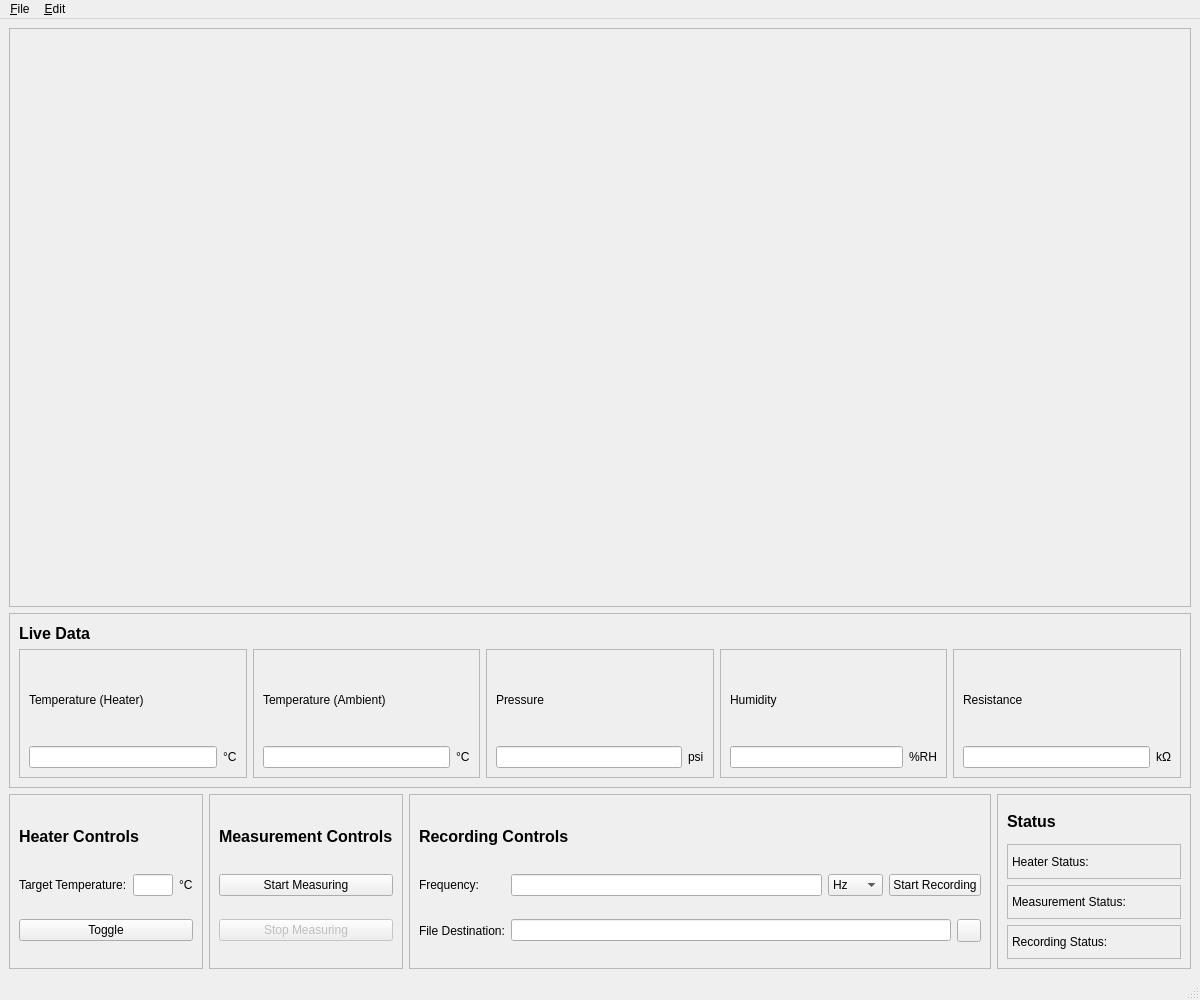
This is ui/main_gui.ui in CydiaBoss/gas-chamber-ctrl as Qt 5 draws it before an edit. The edited form follows.
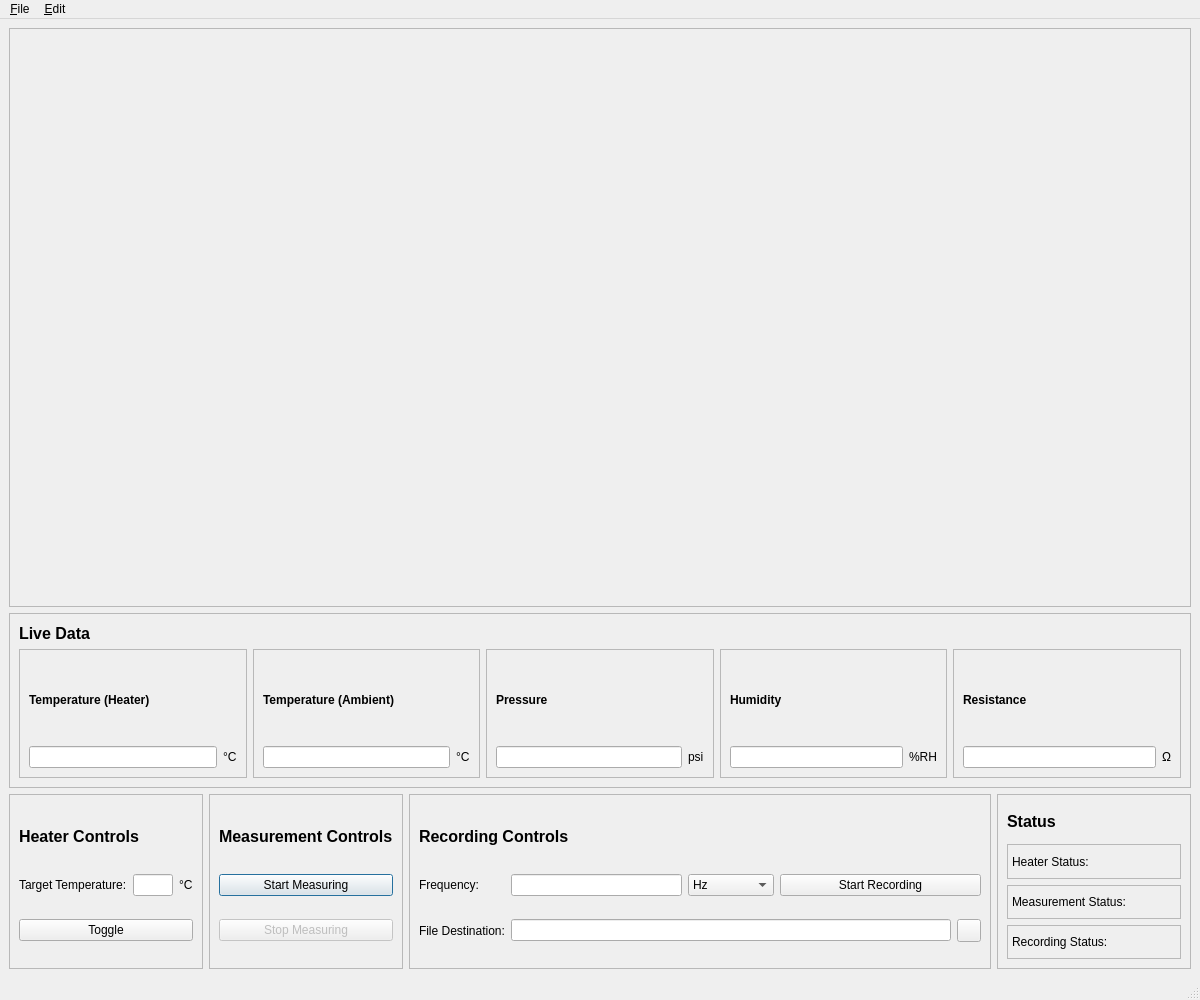
This is the edited form. Icons and pictures are not drawn. Custom widgets are drawn as their Qt base class.

Patch:
```diff
--- a/ui/main_gui.ui
+++ b/ui/main_gui.ui
@@ -39,7 +39,7 @@
       <property name="frameShadow">
        <enum>QFrame::Sunken</enum>
       </property>
-      <layout class="QGridLayout" name="gridLayout_9">
+      <layout class="QGridLayout" name="gridLayout_9" columnstretch="0,2,1,2,0">
        <item row="0" column="0" colspan="5">
         <widget class="QLabel" name="label_14">
          <property name="maximumSize">
@@ -171,6 +171,19 @@
          <property name="text">
           <string>Start Measuring</string>
          </property>
+         <property name="icon">
+          <iconset resource="main.qrc">
+           <normaloff>:/icon/start.png</normaloff>:/icon/start.png</iconset>
+         </property>
+         <property name="iconSize">
+          <size>
+           <width>12</width>
+           <height>12</height>
+          </size>
+         </property>
+         <property name="default">
+          <bool>true</bool>
+         </property>
         </widget>
        </item>
        <item row="2" column="0" colspan="2">
@@ -452,6 +465,12 @@
          <layout class="QGridLayout" name="gridLayout">
           <item row="0" column="0" colspan="2">
            <widget class="QLabel" name="label">
+            <property name="font">
+             <font>
+              <weight>75</weight>
+              <bold>true</bold>
+             </font>
+            </property>
             <property name="text">
              <string>Temperature (Heater)</string>
             </property>
@@ -484,6 +503,12 @@
          <layout class="QGridLayout" name="gridLayout_2">
           <item row="0" column="0" colspan="2">
            <widget class="QLabel" name="label_2">
+            <property name="font">
+             <font>
+              <weight>75</weight>
+              <bold>true</bold>
+             </font>
+            </property>
             <property name="text">
              <string>Temperature (Ambient)</string>
             </property>
@@ -526,6 +551,12 @@
           </item>
           <item row="0" column="0" colspan="2">
            <widget class="QLabel" name="label_3">
+            <property name="font">
+             <font>
+              <weight>75</weight>
+              <bold>true</bold>
+             </font>
+            </property>
             <property name="text">
              <string>Pressure</string>
             </property>
@@ -558,6 +589,12 @@
           </item>
           <item row="0" column="0" colspan="2">
            <widget class="QLabel" name="label_4">
+            <property name="font">
+             <font>
+              <weight>75</weight>
+              <bold>true</bold>
+             </font>
+            </property>
             <property name="text">
              <string>Humidity</string>
             </property>
@@ -580,6 +617,12 @@
          <layout class="QGridLayout" name="gridLayout_5">
           <item row="0" column="0" colspan="2">
            <widget class="QLabel" name="label_5">
+            <property name="font">
+             <font>
+              <weight>75</weight>
+              <bold>true</bold>
+             </font>
+            </property>
             <property name="text">
              <string>Resistance</string>
             </property>
@@ -591,12 +634,16 @@
           <item row="1" column="1">
            <widget class="QLabel" name="resistance_unit">
             <property name="text">
-             <string notr="true">kΩ</string>
+             <string notr="true">Ω</string>
             </property>
            </widget>
           </item>
           <item row="1" column="0">
-           <widget class="QLineEdit" name="resistance_view"/>
+           <widget class="QLineEdit" name="resistance_view">
+            <property name="readOnly">
+             <bool>true</bool>
+            </property>
+           </widget>
           </item>
          </layout>
         </widget>
```
Left out of the diff: 38 changed lines with no effect on the pictures.
